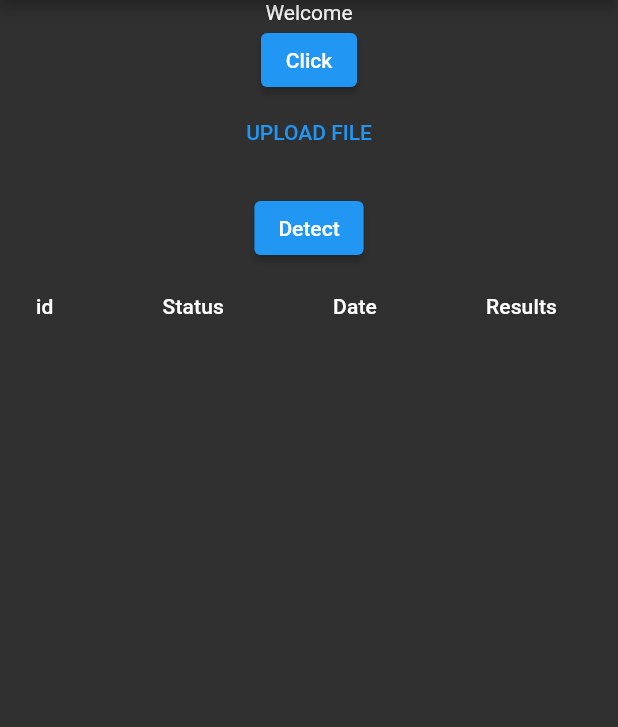
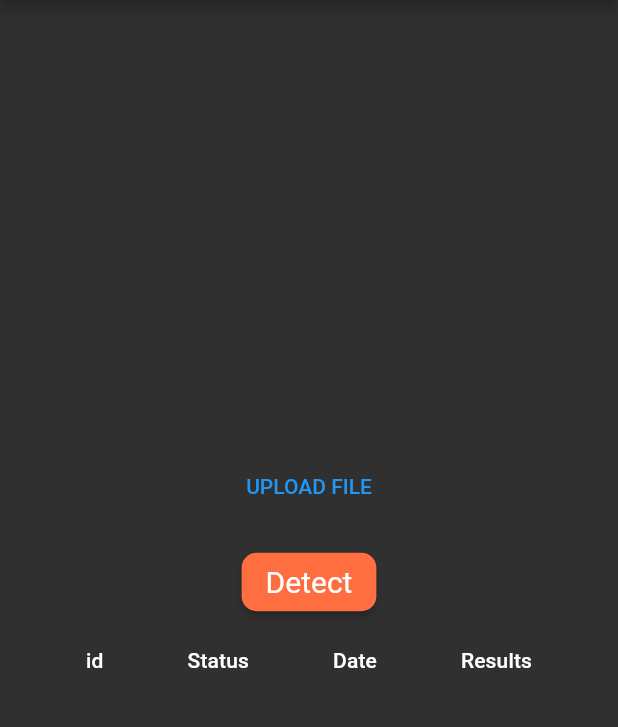
Before and after one commit to Mepau/Catch-a-Car, a Flutter app: the screen it shows after launch, on a phone screen of 412 x 824 dp, the part 84-811 px from its top. Run offline on Flutter 3.47's test engine with Material 2 defaults, Android fonts, the phone set to English and light mode, and no system bars; our stand-ins replace dio, file_picker, go_router, syncfusion_flutter_charts; Roboto replaces fonts that are missing (Georgia, Hind).

Commit message:
Changed theme and restructured UploadScreen for responsive device sizes

```diff
--- a/flutter_frontend/lib/PieChart.dart
+++ b/flutter_frontend/lib/PieChart.dart
@@ -1,3 +1,6 @@
+import 'package:flutter/src/widgets/container.dart';
+import 'package:flutter/src/widgets/framework.dart';
+
 import 'models/CharData.dart';
 import 'package:syncfusion_flutter_charts/charts.dart';
 
--- a/flutter_frontend/lib/ResultScreen.dart
+++ b/flutter_frontend/lib/ResultScreen.dart
@@ -42,7 +42,8 @@ class ResultsTable extends StatelessWidget {
       width: double.infinity,
       child: PaginatedDataTable(
         source: resultsList,
-        header: const Text('My Products'),
+        columnSpacing: (MediaQuery.of(context).size.width / 20) * 0.5,
+        header: const Text('Video results'),
         columns: const [
           DataColumn(
             label: Text('Type of vehicle'),
@@ -53,7 +54,7 @@ class ResultsTable extends StatelessWidget {
           DataColumn(label: Text("Initial Time of Capture")),
           DataColumn(label: Text("Final Time of Capture")),
         ],
-        columnSpacing: 100,
+        //columnSpacing: 100,
         horizontalMargin: 10,
         rowsPerPage: 8,
         showCheckboxColumn: false,
--- a/flutter_frontend/lib/StatusTable.dart
+++ b/flutter_frontend/lib/StatusTable.dart
@@ -34,9 +34,7 @@ class StatusTable extends StatelessWidget {
 
   @override
   Widget build(BuildContext context) {
-    return SizedBox(
-      width: double.infinity,
-      child: DataTable(
+    return DataTable(
       columns: const <DataColumn>[
         DataColumn(
           label: Text('id'),
@@ -69,15 +67,14 @@ class StatusTable extends StatelessWidget {
           cells: <DataCell>[
             DataCell(Text(statusList[index]["id"])),
             DataCell(Text(statusList[index]["status"].toString())),
-              DataCell(Text(DateTime.parse(statusList[index]["received_time"])
-                  .toString())),
+            DataCell(Text(
+                DateTime.parse(statusList[index]["received_time"]).toString())),
             DataCell((statusList[index]["status"] == "COMPLETED")
                 ? PathButton(id: statusList[index]["id"])
                 : Text("Processing...")),
           ],
         ),
       ),
-      ),
     );
   }
 }
--- a/flutter_frontend/lib/UploadScreen.dart
+++ b/flutter_frontend/lib/UploadScreen.dart
@@ -1,4 +1,5 @@
 import 'dart:async';
+import 'dart:io';
 import 'package:flutter/material.dart';
 import 'package:file_picker/file_picker.dart';
 import 'package:dio/dio.dart';
@@ -135,19 +136,23 @@ class _UploadScreenState extends State<UploadScreen> {
 
   @override
   Widget build(BuildContext context) {
+    bool isScreenWide = MediaQuery.of(context).size.width >= 415;
     return Scaffold(
         appBar: AppBar(
           title: const Text('Catch a Car'),
         ),
-        body: SingleChildScrollView(
-            child: Center(
-                child: Column(
+        body: Center(
+            child: Flex(
+          mainAxisAlignment:
+              MainAxisAlignment.center, //Center Row contents horizontally,
+          crossAxisAlignment:
+              CrossAxisAlignment.center, //Center Row contents vertically
+          direction: isScreenWide ? Axis.horizontal : Axis.vertical,
           children: [
-            const Padding(padding: EdgeInsets.all(0.0), child: Text("Welcome")),
-            Padding(
-                padding: const EdgeInsets.all(0.0),
-                child: ElevatedButton(
-                    onPressed: buttonPressed, child: Text("Click"))),
+            Column(
+                mainAxisAlignment: MainAxisAlignment.center,
+                crossAxisAlignment: CrossAxisAlignment.center,
+                children: [
                   Padding(
                       padding: const EdgeInsets.all(0),
                       child: TextButton(
@@ -158,9 +163,14 @@ class _UploadScreenState extends State<UploadScreen> {
                   Padding(
                       padding: const EdgeInsets.all(0.0),
                       child: ElevatedButton(
-                    onPressed: detectButtonPressed, child: Text("Detect"))),
-            StatusTable(statusList: status)
+                          onPressed: detectButtonPressed,
+                          child: Text("Detect"))),
+                ]),
+            Column(
+                mainAxisAlignment: MainAxisAlignment.center,
+                crossAxisAlignment: CrossAxisAlignment.center,
+                children: [StatusTable(statusList: status)]),
           ],
-        ))));
+        )));
   }
 }
--- a/flutter_frontend/lib/main.dart
+++ b/flutter_frontend/lib/main.dart
@@ -54,7 +54,7 @@ class _MyAppState extends State<MyApp> {
     //);
 
     return MaterialApp(
-        title: 'Flutter Demo',
+        title: 'Catch a Car',
         theme: ThemeData(
 // UI
           brightness: Brightness.dark,
@@ -63,12 +63,24 @@ class _MyAppState extends State<MyApp> {
 // font
           fontFamily: 'Georgia',
 //text style
-          textTheme: TextTheme(
+          textTheme: const TextTheme(
             headline1: TextStyle(fontSize: 72.0, fontWeight: FontWeight.bold),
             headline6: TextStyle(fontSize: 36.0, fontStyle: FontStyle.italic),
             bodyText2: TextStyle(fontSize: 14.0, fontFamily: 'Hind'),
           ),
+          buttonTheme: const ButtonThemeData(
+            buttonColor: Colors.redAccent,
+            shape: RoundedRectangleBorder(),
+            textTheme: ButtonTextTheme.accent,
+          ),
+          elevatedButtonTheme: ElevatedButtonThemeData(
+              style: TextButton.styleFrom(
+                  backgroundColor: Colors.deepOrangeAccent,
+                  padding: EdgeInsets.symmetric(vertical: 8, horizontal: 16),
+                  shape: RoundedRectangleBorder(
+                      borderRadius: BorderRadius.circular(10)),
+                  textStyle: TextStyle(color: Colors.white, fontSize: 20))),
         ),
-        home: Scaffold(body: const UploadScreen()));
+        home: const UploadScreen());
   }
 }
```
Lines whose indentation alone changed are shown as unchanged.
